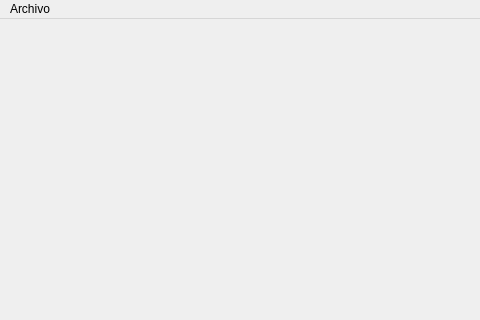
First picture: the form in mainwindow.ui, repository DASTLSITO/Procesamiento_Imagenes, before the edit; both pictures show x 0 to 480 and y 0 to 320 of the 800 by 600 pixel window.
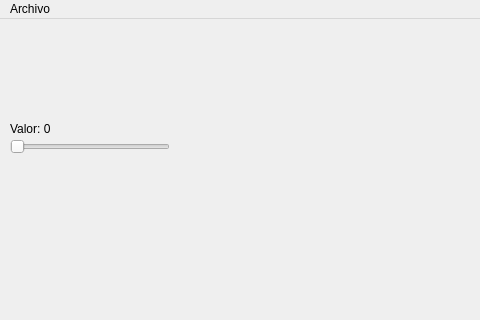
Second picture: the form after the edit.

The edit to the form file:
```diff
--- a/mainwindow.ui
+++ b/mainwindow.ui
@@ -13,7 +13,52 @@
   <property name="windowTitle">
    <string>MainWindow</string>
   </property>
-  <widget class="QWidget" name="centralwidget"/>
+  <widget class="QWidget" name="centralwidget">
+   <widget class="QSlider" name="horizontalSlider">
+    <property name="geometry">
+     <rect>
+      <x>10</x>
+      <y>120</y>
+      <width>160</width>
+      <height>16</height>
+     </rect>
+    </property>
+    <property name="mouseTracking">
+     <bool>false</bool>
+    </property>
+    <property name="minimum">
+     <number>0</number>
+    </property>
+    <property name="maximum">
+     <number>255</number>
+    </property>
+    <property name="value">
+     <number>0</number>
+    </property>
+    <property name="orientation">
+     <enum>Qt::Orientation::Horizontal</enum>
+    </property>
+    <property name="invertedControls">
+     <bool>true</bool>
+    </property>
+    <property name="tickPosition">
+     <enum>QSlider::TickPosition::NoTicks</enum>
+    </property>
+   </widget>
+   <widget class="QLabel" name="label">
+    <property name="geometry">
+     <rect>
+      <x>10</x>
+      <y>100</y>
+      <width>83</width>
+      <height>19</height>
+     </rect>
+    </property>
+    <property name="text">
+     <string>Valor: 0</string>
+    </property>
+   </widget>
+  </widget>
   <widget class="QMenuBar" name="menubar">
    <property name="geometry">
     <rect>
```
